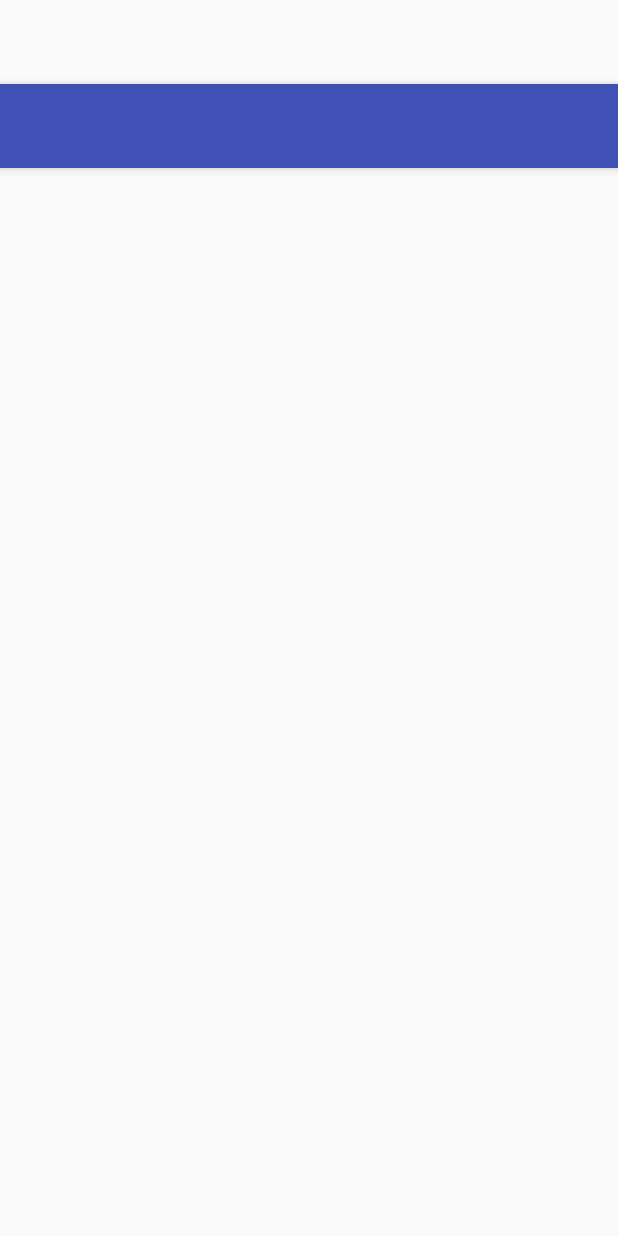
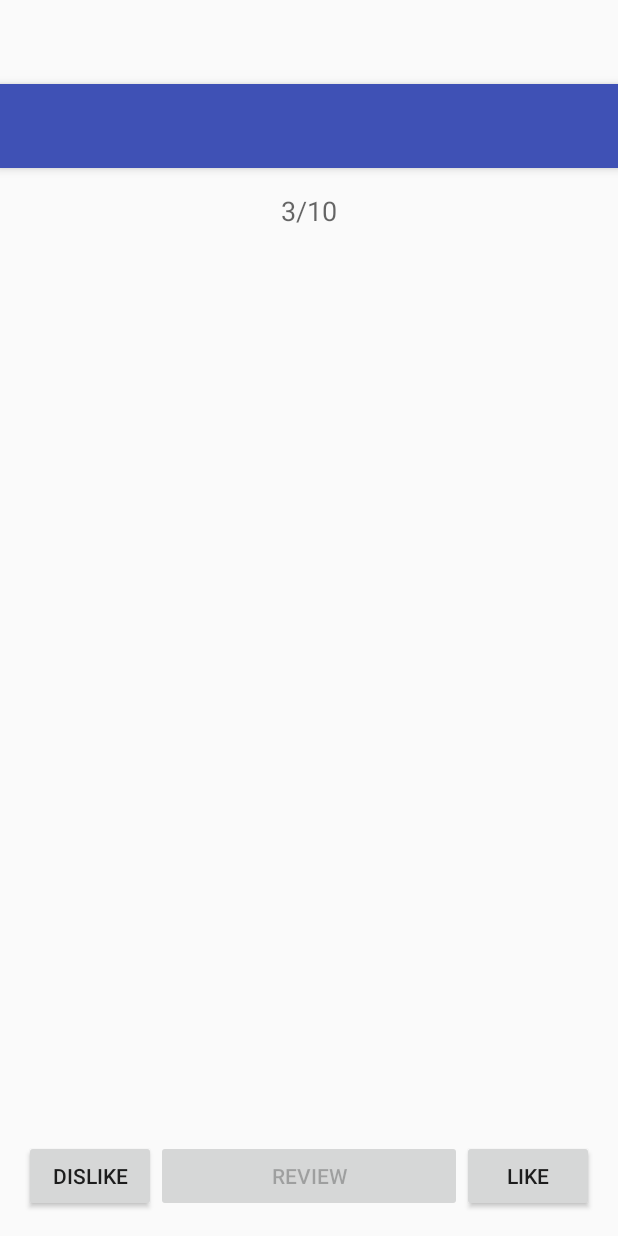
Before and after one commit to JehandadK/home24task, an Android app: the layout activity_selection.xml on its own in the app's theme, with its tools: preview values and no code run, on a phone screen of 412 x 824 dp. Run offline under Robolectric (Android 15) with nearby library versions, the phone set to English and light mode, and no system bars.

Commit message:
completed selection activity

```diff
--- a/app/build.gradle
+++ b/app/build.gradle
@@ -39,7 +39,8 @@ dependencies {
     compile 'com.android.support:design:' + supportLibVer
 
     provided 'javax.annotation:jsr250-api:1.0'
-    compile 'com.jakewharton:butterknife:7.0.1'
+    compile 'com.jakewharton:butterknife:8.0.1'
+    apt 'com.jakewharton:butterknife-compiler:8.0.1'
     compile 'com.google.code.gson:gson:2.3'
 
     compile 'com.squareup.retrofit2:adapter-rxjava:' + retrofitLibVer
--- a/app/src/main/res/layout/content_selection.xml
+++ b/app/src/main/res/layout/content_selection.xml
@@ -12,4 +12,61 @@
     tools:context="com.jehandadk.home24.selection.SelectionActivity"
     tools:showIn="@layout/activity_selection">
 
+
+    <TextView
+        android:id="@+id/txt_reviews_counter"
+        android:layout_width="wrap_content"
+        android:layout_height="wrap_content"
+        android:layout_alignParentTop="true"
+        android:layout_centerHorizontal="true"
+        android:text="@string/example_reviews_like_counter"
+        android:textAppearance="?android:attr/textAppearanceMedium" />
+
+    <Button
+        android:id="@+id/btn_like"
+        android:layout_width="wrap_content"
+        android:layout_height="wrap_content"
+        android:layout_alignParentBottom="true"
+        android:layout_alignParentEnd="true"
+        android:layout_alignParentRight="true"
+        android:text="@string/like" />
+
+    <Button
+        android:id="@+id/btn_dislike"
+        android:layout_width="wrap_content"
+        android:layout_height="wrap_content"
+        android:layout_alignParentBottom="true"
+        android:layout_alignParentLeft="true"
+        android:layout_alignParentStart="true"
+        android:text="@string/dislike" />
+
+    <Button
+        android:id="@+id/btn_done"
+        android:layout_width="wrap_content"
+        android:layout_height="wrap_content"
+        android:layout_alignParentBottom="true"
+        android:layout_toLeftOf="@id/btn_like"
+        android:layout_toRightOf="@id/btn_dislike"
+        android:enabled="false"
+        android:text="@string/review" />
+
+
+    <TextView
+        android:id="@+id/txt_empty"
+        android:layout_width="match_parent"
+        android:layout_height="wrap_content"
+        android:layout_above="@id/btn_like"
+        android:layout_below="@+id/txt_reviews_counter"
+        android:gravity="center"
+        android:text="@string/msg_no_more_reviews_left"
+        android:visibility="gone" />
+
+    <ImageView
+        android:id="@+id/img_article"
+        android:layout_width="match_parent"
+        android:layout_height="wrap_content"
+        android:layout_above="@id/btn_like"
+        android:layout_below="@+id/txt_reviews_counter"
+        android:scaleType="fitCenter" />
+
 </RelativeLayout>
--- a/app/src/main/res/values/strings.xml
+++ b/app/src/main/res/values/strings.xml
@@ -9,4 +9,10 @@
     <string name="msg_err_internet">Please check your internet connection.</string>
     <string name="txt_start">START</string>
 
+    <string name="example_reviews_like_counter">3/10</string>
+    <string name="msg_no_more_reviews_left">No More Reviews Left!</string>
+    <string name="review">Review</string>
+    <string name="like">Like</string>
+    <string name="dislike">Dislike</string>
+
 </resources>
```
Also changed, not shown: app/src/main/java/com/jehandadk/home24/reviews/ReviewsActivity.java (+17 -14 lines), app/src/main/java/com/jehandadk/home24/selection/SelectionActivity.java (+89 -3 lines), 1 other file.
